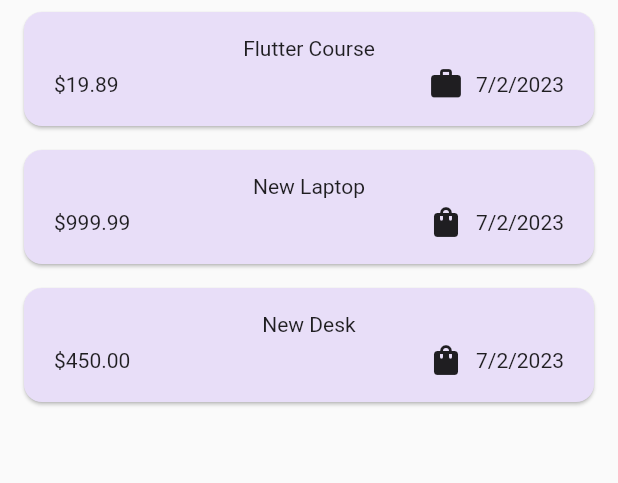
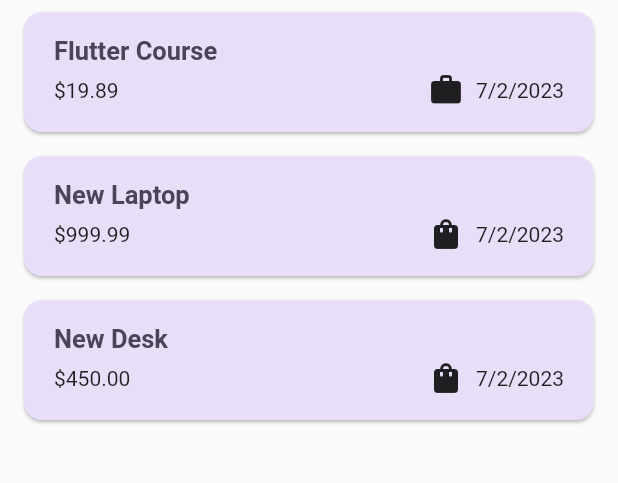
Before and after one commit to Rohanjai/Expense_Tracker, a Flutter app: the screen it shows after launch, on a phone screen of 412 x 824 dp, the part 108-591 px from its top. Run offline on Flutter 3.47's test engine with Material 2 defaults, Android fonts, the phone set to English and light mode, and no system bars.

Commit message:
Themedata setup

```diff
--- a/lib/widgets/expenses_lists/expense_item.dart
+++ b/lib/widgets/expenses_lists/expense_item.dart
@@ -10,8 +10,9 @@ class ExpenseItem extends StatelessWidget {
       child: Padding(
         padding: const EdgeInsets.symmetric(horizontal: 20, vertical: 16),
         child: Column(
+          crossAxisAlignment: CrossAxisAlignment.start,
           children: [
-            Text(expense.title),
+            Text(expense.title, style: Theme.of(context).textTheme.titleLarge),
             const SizedBox(height: 4),
             Row(
               children: [
--- a/lib/widgets/expenses_lists/expenses_list.dart
+++ b/lib/widgets/expenses_lists/expenses_list.dart
@@ -12,12 +12,17 @@ class ExpensesList extends StatelessWidget {
     return ListView.builder(
       itemCount: expenses.length,
       itemBuilder: (ctx, index) => Dismissible(
+        key: ValueKey(
+          expenses[index],
+        ),
+        background: Container(
+          color: Theme.of(context).colorScheme.error.withOpacity(0.85),
+          margin: EdgeInsets.symmetric(
+              horizontal: Theme.of(context).cardTheme.margin!.horizontal),
+        ),
         onDismissed: (direction) {
           onRemoveExpense(expenses[index]);
         },
-        key: ValueKey(
-          expenses[index],
-        ),
         child: ExpenseItem(expense: expenses[index]),
       ),
     );
```
